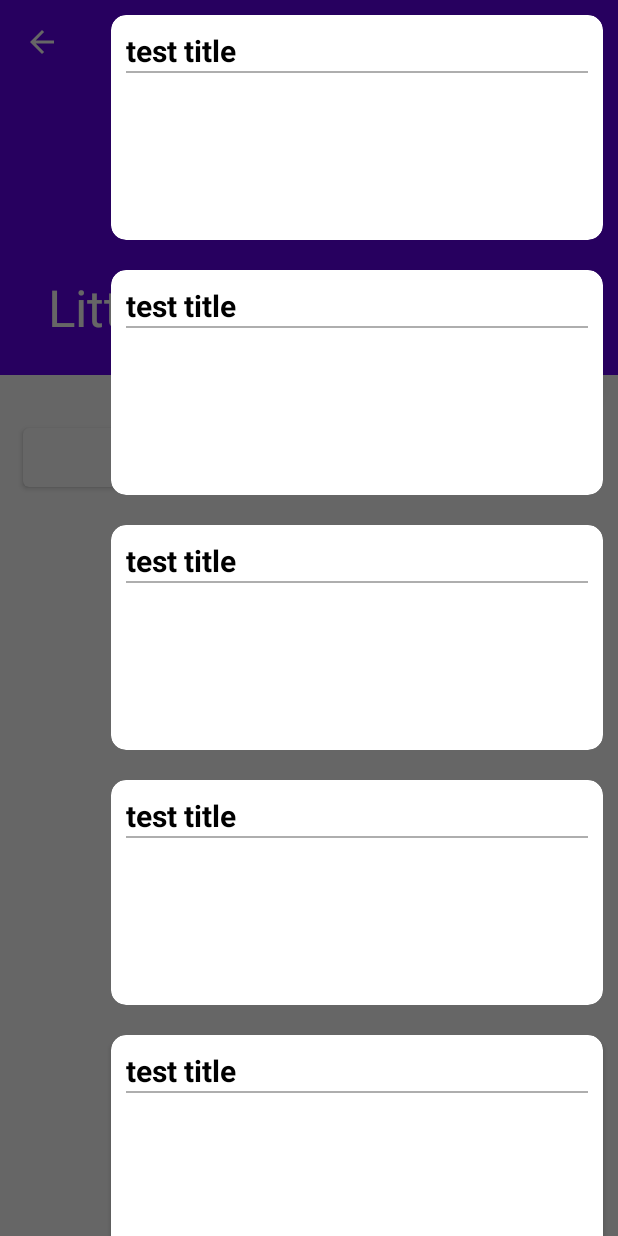
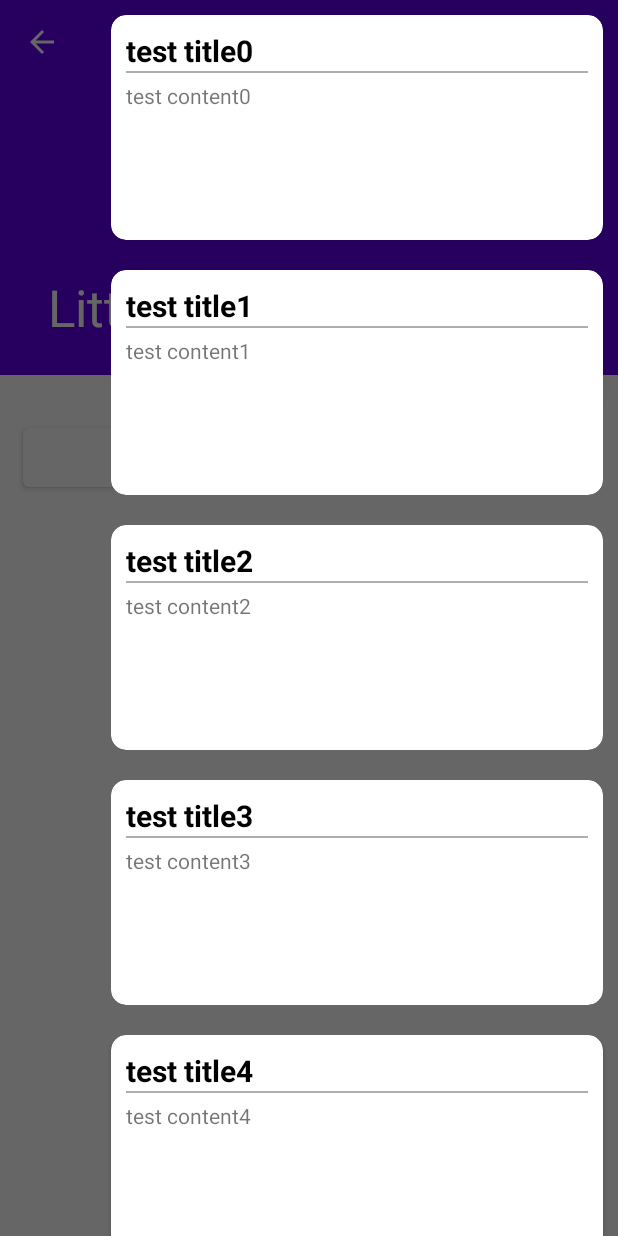
Before and after one commit to Mai-hh/PSIntership, an Android app: the RecipeActivity screen opened directly, with no data from a screen before it, with the side drawer open, on a phone screen of 412 x 824 dp. Run offline under Robolectric (Android 15) with nearby library versions, the phone set to English and light mode, and no system bars; our stand-ins replace data binding.

Commit message:
全面升级为MVVM架构

```diff
--- a/LittleRecipes/app/src/main/AndroidManifest.xml
+++ b/LittleRecipes/app/src/main/AndroidManifest.xml
@@ -11,7 +11,6 @@
         android:theme="@style/Theme.LittleRecipes">
         <activity
             android:name=".activity.RecipeActivity"
-            android:theme="@style/RecipeActivityTheme"
             android:exported="true" />
         <activity
             android:name=".activity.MainActivity"
--- a/LittleRecipes/app/src/main/java/com/maihao/littlerecipes/activity/RecipeActivity.java
+++ b/LittleRecipes/app/src/main/java/com/maihao/littlerecipes/activity/RecipeActivity.java
@@ -8,9 +8,11 @@ import androidx.core.view.GravityCompat;
 import androidx.databinding.DataBindingUtil;
 import androidx.drawerlayout.widget.DrawerLayout;
 
+import android.content.Intent;
 import android.os.Bundle;
 import android.view.MenuItem;
 import android.view.View;
+import android.view.WindowManager;
 
 import com.google.android.material.appbar.CollapsingToolbarLayout;
 import com.google.android.material.floatingactionbutton.FloatingActionButton;
@@ -32,7 +34,8 @@ public class RecipeActivity extends AppCompatActivity implements View.OnClickLis
     @Override
     protected void onCreate(Bundle savedInstanceState) {
         super.onCreate(savedInstanceState);
-
+        getWindow().setFlags(WindowManager.LayoutParams.FLAG_FULLSCREEN,WindowManager.LayoutParams.FLAG_FULLSCREEN);
+        Intent intent = getIntent();
         binding = DataBindingUtil.setContentView(this, R.layout.activity_recipe);
         button = binding.chooseRecipesFloatingButton;
         toolbar = binding.recipeToolbar;
@@ -40,6 +43,8 @@ public class RecipeActivity extends AppCompatActivity implements View.OnClickLis
         mDrawerLayout = (DrawerLayout) binding.getRoot();
         button.setOnClickListener(this);
         initActionBar();
+        binding.collapsingToolbar.setTitle(intent.getStringExtra("title"));
+        binding.recipeImageView.setImageResource(intent.getIntExtra("imageId", 0));
     }
 
     private void initActionBar() {
@@ -48,6 +53,7 @@ public class RecipeActivity extends AppCompatActivity implements View.OnClickLis
         if (actionBar != null) {
             actionBar.setDisplayHomeAsUpEnabled(true);
         }
+
     }
 
     @Override
--- a/LittleRecipes/app/src/main/java/com/maihao/littlerecipes/adapter/MainViewAdapter.java
+++ b/LittleRecipes/app/src/main/java/com/maihao/littlerecipes/adapter/MainViewAdapter.java
@@ -63,6 +63,10 @@ public class MainViewAdapter extends RecyclerView.Adapter<MainViewAdapter.MainVi
             public void onClick(View view) {
                 QueryDataViewModel viewModel = viewModels.get(holder.getAdapterPosition());
                 Intent intent = new Intent(mContext, RecipeActivity.class);
+                intent.putExtra("title", viewModel.title.getValue());
+                intent.putExtra("imageId", viewModel.imageId.getValue());
+                intent.putExtra("ingredients", viewModel.ingredients.getValue());
+                // todo 其他属性
                 mContext.startActivity(intent);
                 if (mContext instanceof RecipeActivity) {
                     ((Activity) mContext).finish();
--- a/LittleRecipes/app/src/main/java/com/maihao/littlerecipes/fragment/ChooseRecipesFragment.java
+++ b/LittleRecipes/app/src/main/java/com/maihao/littlerecipes/fragment/ChooseRecipesFragment.java
@@ -51,10 +51,15 @@ public class ChooseRecipesFragment extends Fragment {
     private void initData() {
 
         for (int i = 0; i < 10; i++) {
-            RecipeData data = new RecipeData("test title", "test content");
+            RecipeData data = new RecipeData("test title" + i, "test content" + i);
+            data.setImageId(R.drawable.recipe_1);
+            data.setIngredients("test ingredients" + i);
 //            RecipeData data = new RecipeData();
             QueryDataViewModel viewModel = new QueryDataViewModel();
             viewModel.title.setValue(data.getTitle());
+            viewModel.content.setValue(data.getContent());
+            viewModel.imageId.setValue(data.getImageId());
+            viewModel.ingredients.setValue(data.getIngredients());
             viewModels.add(viewModel);
         }
 
--- a/LittleRecipes/app/src/main/java/com/maihao/littlerecipes/viewmodel/QueryDataViewModel.java
+++ b/LittleRecipes/app/src/main/java/com/maihao/littlerecipes/viewmodel/QueryDataViewModel.java
@@ -11,6 +11,10 @@ public class QueryDataViewModel extends ViewModel {
 
     public MutableLiveData<String> content = new MutableLiveData<>();
 
+    public MutableLiveData<Integer> imageId = new MutableLiveData<>();
+
+    public MutableLiveData<String> ingredients = new MutableLiveData<>();
+
     public MutableLiveData<String> getTitle() {
         return title;
     }
@@ -18,4 +22,12 @@ public class QueryDataViewModel extends ViewModel {
     public MutableLiveData<String> getContent() {
         return content;
     }
+
+    public MutableLiveData<Integer> getImageId() {
+        return imageId;
+    }
+
+    public MutableLiveData<String> getIngredients() {
+        return ingredients;
+    }
 }
--- a/LittleRecipes/app/src/main/res/values/themes.xml
+++ b/LittleRecipes/app/src/main/res/values/themes.xml
@@ -10,7 +10,7 @@
         <item name="colorSecondaryVariant">@color/teal_700</item>
         <item name="colorOnSecondary">@color/black</item>
         <!-- Status bar color. -->
-        <item name="android:statusBarColor" tools:targetApi="l">?attr/colorPrimaryVariant</item>
+        <item name="android:statusBarColor" tools:targetApi="l">@android:color/transparent</item>
         <!-- Customize your theme here. -->
     </style>
 </resources>
```
